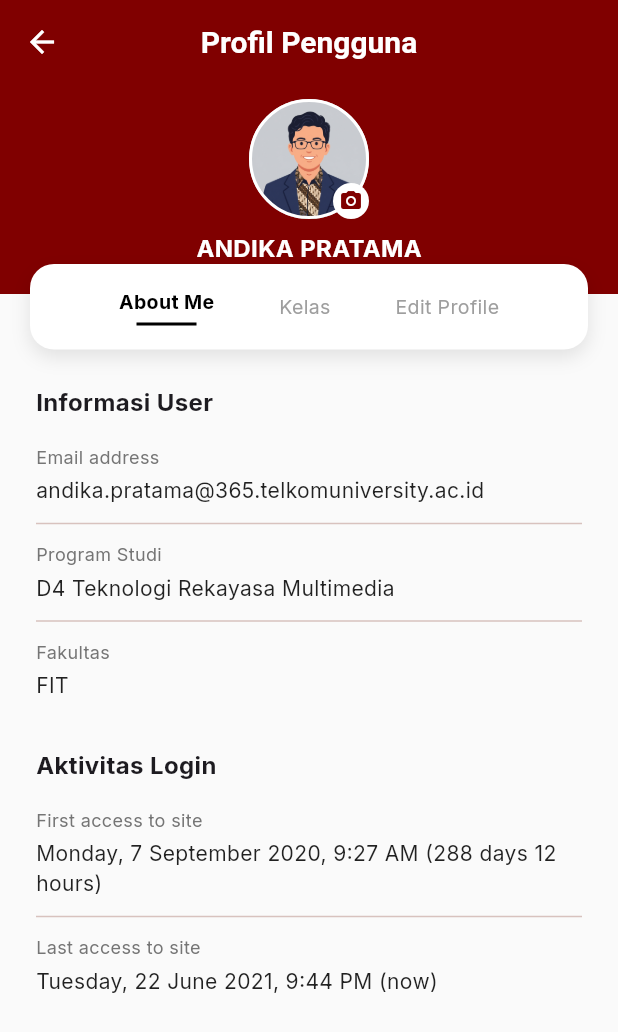
After one commit to andikasanjaya9157364-alt/Sistem-Manajemen-Pembelajaran-Aplikasi-1, a Flutter app: the ProfileScreen screen opened directly, on a phone screen of 412 x 824 dp. The commit adds this screen. Shown: the top 1032 px of the screen. Run offline on Flutter 3.47's test engine with Material 3 defaults, Android fonts, the phone set to English and light mode, and no system bars; our stand-ins replace google_fonts, image_picker.

Commit message:
mengimplementasikan fitur yang ada di dalam edit kalas

```diff
--- a/lib/screens/dashboard_screen.dart
+++ b/lib/screens/dashboard_screen.dart
@@ -92,7 +92,7 @@ class _DashboardScreenState extends State<DashboardScreen> {
                 crossAxisAlignment: CrossAxisAlignment.start,
                 children: const [
                   Text(
-                    'Dandy Candra Pratama',
+                    'Andika Pratama',
                     style: TextStyle(color: Colors.white, fontSize: 16, fontWeight: FontWeight.bold),
                   ),
                   Text(
--- /dev/null
+++ b/lib/screens/profile_screen.dart
@@ -0,0 +1,442 @@
+import 'package:flutter/material.dart';
+import 'package:learning_management_system/theme.dart';
+import 'dart:io';
+import 'package:image_picker/image_picker.dart';
+
+class ProfileScreen extends StatefulWidget {
+  final File? currentImage;
+
+  const ProfileScreen({super.key, this.currentImage});
+
+  @override
+  State<ProfileScreen> createState() => _ProfileScreenState();
+}
+
+class _ProfileScreenState extends State<ProfileScreen> {
+  late File? _image;
+  final ImagePicker _picker = ImagePicker();
+  int _selectedTabIndex = 0;
+
+  // Controllers for Edit Profile
+  late TextEditingController _firstNameController;
+  late TextEditingController _lastNameController;
+  late TextEditingController _emailController;
+  late TextEditingController _countryController;
+  late TextEditingController _descController;
+
+  // Mock data for Kelas tab
+  final List<Map<String, String>> _kelasData = [
+    {
+      'title': 'BAHASA INGGRIS: BUSINESS AND SCIENTIFIC',
+      'code': 'D4SM-41-GAB1 [ARG]',
+      'date': 'Tanggal Mulai: Monday, 8 February 2021',
+    },
+    {
+      'title': 'DESAIN ANTARMUKA & PENGALAMAN PENGGUNA',
+      'code': 'D4SM-41-03 [ADP]',
+      'date': 'Tanggal Mulai: Monday, 8 February 2021',
+    },
+    {
+      'title': 'KEWARGANEGARAAN',
+      'code': 'D4SM-41-GAB1 [BBR] - JUMAT 2',
+      'date': 'Tanggal Mulai: Monday, 15 February 2021',
+    },
+    {
+      'title': 'OLAH RAGA (DTT-44-01 [CY])',
+      'code': 'DTT-44-01 [CY]',
+      'date': 'Tanggal Mulai: Monday, 15 February 2021',
+    },
+    {
+      'title': 'PEMROGRAMAN MULTIMEDIA INTERAKTIF',
+      'code': 'D4SM-41-04 [TPI]',
+      'date': 'Tanggal Mulai: Monday, 15 February 2021',
+    },
+     {
+      'title': 'PEMROGRAMAN PERANGKAT BERGERAK MULTIMEDIA',
+      'code': 'D4SM-41-GAB1 [APJ]',
+      'date': 'Tanggal Mulai: Monday, 15 February 2021',
+    },
+  ];
+
+  @override
+  void initState() {
+    super.initState();
+    _image = widget.currentImage;
+
+    // Initialize with mock data
+    _firstNameController = TextEditingController(text: 'ANDIKA');
+    _lastNameController = TextEditingController(text: 'PRATAMA');
+    _emailController = TextEditingController(text: 'andika.pratama@365.telkomuniversity.ac.id');
+    _countryController = TextEditingController(text: 'Indonesia');
+    _descController = TextEditingController(text: 'Mahasiswa D4 Teknologi Rekayasa Multimedia');
+  }
+
+  @override
+  void dispose() {
+    _firstNameController.dispose();
+    _lastNameController.dispose();
+    _emailController.dispose();
+    _countryController.dispose();
+    _descController.dispose();
+    super.dispose();
+  }
+
+  Future<void> _pickImage() async {
+    final XFile? pickedFile = await _picker.pickImage(source: ImageSource.gallery);
+
+    if (pickedFile != null) {
+      setState(() {
+        _image = File(pickedFile.path);
+      });
+    }
+  }
+
+  @override
+  Widget build(BuildContext context) {
+    return Scaffold(
+      backgroundColor: Colors.grey[50],
+      appBar: AppBar(
+        title: const Text('Profil Pengguna', style: TextStyle(color: Colors.white, fontWeight: FontWeight.bold)),
+        backgroundColor: CeLOETheme.primaryColor,
+        elevation: 0,
+        centerTitle: true,
+        leading: IconButton(
+          icon: const Icon(Icons.arrow_back, color: Colors.white),
+          onPressed: () {
+            Navigator.pop(context, _image);
+          },
+        ),
+      ),
+      body: SingleChildScrollView(
+        child: Column(
+          children: [
+            // 1. Header with Overlapping Card
+            Stack(
+              clipBehavior: Clip.none,
+              alignment: Alignment.topCenter,
+              children: [
+                // Maroon Background
+                Container(
+                  height: 140,
+                  width: double.infinity,
+                  color: CeLOETheme.primaryColor,
+                ),
+
+                // Profile Image & Name
+                Positioned(
+                  top: 10,
+                  child: Column(
+                    children: [
+                      Stack(
+                        children: [
+                          Container(
+                            width: 80,
+                            height: 80,
+                            decoration: BoxDecoration(
+                              shape: BoxShape.circle,
+                              border: Border.all(color: Colors.white, width: 2),
+                              color: Colors.grey[300],
+                              image: _image != null
+                                ? DecorationImage(
+                                    image: FileImage(_image!),
+                                    fit: BoxFit.cover,
+                                  )
+                                : const DecorationImage(
+                                    image: AssetImage('assets/images/user_avatar.png'),
+                                    fit: BoxFit.cover,
+                                  ),
+                            ),
+                          ),
+                          Positioned(
+                            bottom: 0,
+                            right: 0,
+                            child: InkWell(
+                              onTap: _pickImage,
+                              child: Container(
+                                padding: const EdgeInsets.all(4),
+                                decoration: const BoxDecoration(
+                                  color: Colors.white,
+                                  shape: BoxShape.circle,
+                                ),
+                                child: const Icon(Icons.camera_alt, size: 16, color: CeLOETheme.primaryColor),
+                              ),
+                            ),
+                          ),
+                        ],
+                      ),
+                      const SizedBox(height: 8),
+                      Text(
+                        // Dynamically show name from controllers
+                        '${_firstNameController.text} ${_lastNameController.text}',
+                        style: const TextStyle(
+                          color: Colors.white,
+                          fontWeight: FontWeight.bold,
+                          fontSize: 16,
+                        ),
+                      ),
+                    ],
+                  ),
+                ),
+
+                // Floating Card (Tabs)
+                Container(
+                  margin: const EdgeInsets.only(top: 120, left: 20, right: 20),
+                  padding: const EdgeInsets.symmetric(vertical: 16, horizontal: 16),
+                  decoration: BoxDecoration(
+                    color: Colors.white,
+                    borderRadius: BorderRadius.circular(16),
+                    boxShadow: [
+                      BoxShadow(
+                        color: Colors.black.withOpacity(0.1),
+                        blurRadius: 10,
+                        offset: const Offset(0, 5),
+                      ),
+                    ],
+                  ),
+                  child: Row(
+                    mainAxisAlignment: MainAxisAlignment.spaceEvenly,
+                    children: [
+                      _buildTabItem('About Me', index: 0),
+                      _buildTabItem('Kelas', index: 1),
+                      _buildTabItem('Edit Profile', index: 2),
+                    ],
+                  ),
+                ),
+              ],
+            ),
+
+            const SizedBox(height: 24), // Space for the floating card overlap
+
+            // 2. Dynamic Content Area
+            if (_selectedTabIndex == 0)
+              _buildAboutMeContent()
+            else if (_selectedTabIndex == 1)
+              _buildKelasContent()
+            else
+              _buildEditProfileContent(),
+
+            const SizedBox(height: 32),
+          ],
+        ),
+      ),
+    );
+  }
+
+  Widget _buildTabItem(String label, {required int index}) {
+    final bool isActive = _selectedTabIndex == index;
+    return GestureDetector(
+      onTap: () {
+        setState(() {
+          _selectedTabIndex = index;
+        });
+      },
+      child: Column(
+        children: [
+          Text(
+            label,
+            style: TextStyle(
+              fontWeight: isActive ? FontWeight.bold : FontWeight.normal,
+              color: isActive ? Colors.black : Colors.grey,
+              fontSize: 13,
+            ),
+          ),
+          if (isActive)
+            Container(
+              margin: const EdgeInsets.only(top: 4),
+              height: 2,
+              width: 40,
+              color: Colors.black, // Active indicator
+            ),
+        ],
+      ),
+    );
+  }
+
+  Widget _buildAboutMeContent() {
+    return Padding(
+      padding: const EdgeInsets.symmetric(horizontal: 24.0),
+      child: Column(
+        crossAxisAlignment: CrossAxisAlignment.start,
+        children: [
+          const Text(
+            'Informasi User',
+            style: TextStyle(fontWeight: FontWeight.bold, fontSize: 16),
+          ),
+          const SizedBox(height: 16),
+          _buildInfoRow('Email address', _emailController.text),
+          const Divider(height: 24),
+          _buildInfoRow('Program Studi', 'D4 Teknologi Rekayasa Multimedia'),
+          const Divider(height: 24),
+          _buildInfoRow('Fakultas', 'FIT'),
+
+          const SizedBox(height: 32),
+
+          const Text(
+            'Aktivitas Login',
+            style: TextStyle(fontWeight: FontWeight.bold, fontSize: 16),
+          ),
+          const SizedBox(height: 16),
+          _buildInfoRow('First access to site', 'Monday, 7 September 2020, 9:27 AM (288 days 12 hours)'),
+          const Divider(height: 24),
+          _buildInfoRow('Last access to site', 'Tuesday, 22 June 2021, 9:44 PM (now)'),
+        ],
+      ),
+    );
+  }
+
+  Widget _buildKelasContent() {
+    return Padding(
+      padding: const EdgeInsets.symmetric(horizontal: 24.0),
+      child: ListView.separated(
+        shrinkWrap: true,
+        physics: const NeverScrollableScrollPhysics(),
+        itemCount: _kelasData.length,
+        separatorBuilder: (context, index) => const SizedBox(height: 16),
+        itemBuilder: (context, index) {
+          final course = _kelasData[index];
+          return Row(
+            crossAxisAlignment: CrossAxisAlignment.start,
+            children: [
+              Container(
+                width: 50,
+                height: 50,
+                decoration: BoxDecoration(
+                  color: Colors.blue[300],
+                  borderRadius: BorderRadius.circular(12),
+                ),
+              ),
+              const SizedBox(width: 16),
+              Expanded(
+                child: Column(
+                  crossAxisAlignment: CrossAxisAlignment.start,
+                  children: [
+                    Text(
+                      course['title']!,
+                      style: const TextStyle(
+                        fontWeight: FontWeight.bold,
+                        fontSize: 12,
+                        color: Colors.black87,
+                      ),
+                    ),
+                    const SizedBox(height: 4),
+                    Text(
+                      course['code']!,
+                      style: TextStyle(
+                        fontSize: 11,
+                        color: Colors.grey[700],
+                        fontWeight: FontWeight.w500,
+                      ),
+                    ),
+                    const SizedBox(height: 4),
+                    Text(
+                      course['date']!,
+                      style: TextStyle(
+                        fontSize: 10,
+                        color: Colors.grey[500],
+                      ),
+                    ),
+                  ],
+                ),
+              ),
+            ],
+          );
+        },
+      ),
+    );
+  }
+
+  Widget _buildEditProfileContent() {
+    return Padding(
+      padding: const EdgeInsets.symmetric(horizontal: 24.0),
+      child: Column(
+        children: [
+          _buildTextField('Nama Pertama', _firstNameController),
+          const SizedBox(height: 16),
+          _buildTextField('Nama Terakhir', _lastNameController),
+          const SizedBox(height: 16),
+          _buildTextField('E-mail Address', _emailController),
+          const SizedBox(height: 16),
+          _buildTextField('Negara', _countryController),
+          const SizedBox(height: 16),
+          _buildTextField('Deskripsi', _descController, maxLines: 3),
+          const SizedBox(height: 24),
+          SizedBox(
+            width: double.infinity,
+            child: ElevatedButton(
+              onPressed: () {
+                setState(() {});
+                ScaffoldMessenger.of(context).showSnackBar(
+                  const SnackBar(content: Text('Profil berhasil diperbarui')),
+                );
+              },
+              style: ElevatedButton.styleFrom(
+                backgroundColor: CeLOETheme.primaryColor,
+                padding: const EdgeInsets.symmetric(vertical: 16),
+                shape: RoundedRectangleBorder(
+                  borderRadius: BorderRadius.circular(8),
+                ),
+              ),
+              child: const Text('Simpan Perubahan', style: TextStyle(fontWeight: FontWeight.bold, fontSize: 16)),
+            ),
+          )
+        ],
+      ),
+    );
+  }
+
+  Widget _buildTextField(String label, TextEditingController controller, {int maxLines = 1}) {
+    return Column(
+      crossAxisAlignment: CrossAxisAlignment.start,
+      children: [
+        Text(
+          label,
+          style: TextStyle(
+            fontSize: 12,
+            color: Colors.grey[600],
+            fontWeight: FontWeight.bold,
+          ),
+        ),
+        const SizedBox(height: 8),
+        TextFormField(
+          controller: controller,
+          maxLines: maxLines,
+          style: const TextStyle(fontSize: 14, color: Colors.black87),
+          decoration: InputDecoration(
+            contentPadding: const EdgeInsets.symmetric(horizontal: 16, vertical: 12),
+            border: OutlineInputBorder(
+              borderRadius: BorderRadius.circular(8),
+              borderSide: BorderSide(color: Colors.grey[300]!),
+            ),
+            enabledBorder: OutlineInputBorder(
+              borderRadius: BorderRadius.circular(8),
+              borderSide: BorderSide(color: Colors.grey[300]!),
+            ),
+            focusedBorder: const OutlineInputBorder(
+              borderRadius: BorderRadius.all(Radius.circular(8)),
+              borderSide: BorderSide(color: CeLOETheme.primaryColor),
+            ),
+            fillColor: Colors.white,
+            filled: true,
+          ),
+        ),
+      ],
+    );
+  }
+
+  Widget _buildInfoRow(String label, String value) {
+    return Column(
+      crossAxisAlignment: CrossAxisAlignment.start,
+      children: [
+        Text(
+          label,
+          style: TextStyle(fontSize: 12, color: Colors.grey[600]),
+        ),
+        const SizedBox(height: 4),
+        Text(
+          value,
+          style: const TextStyle(fontSize: 14, color: Colors.black87),
+        ),
+      ],
+    );
+  }
+}
```
